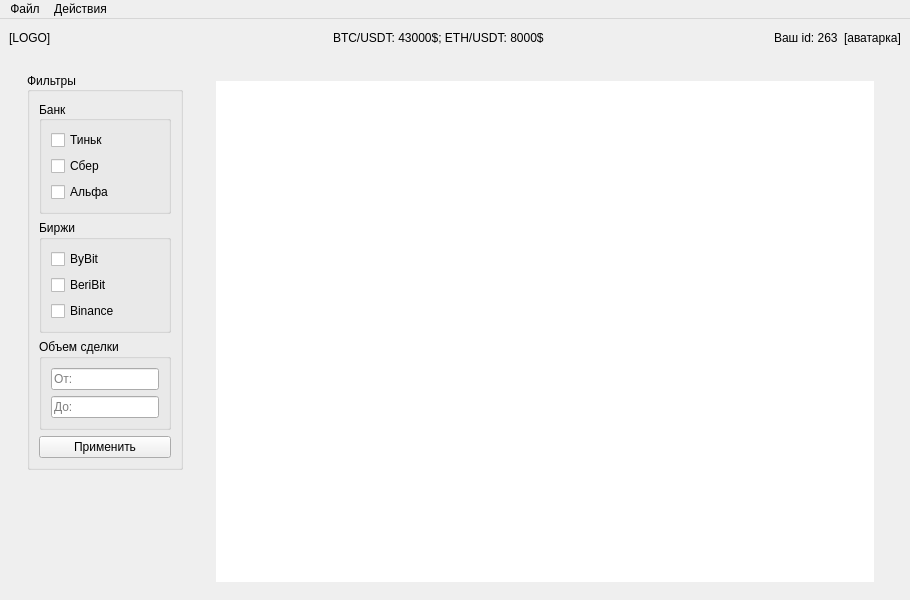
First picture: the form in client/mainwindow.ui, repository ttema4/p2p-app, before the edit.
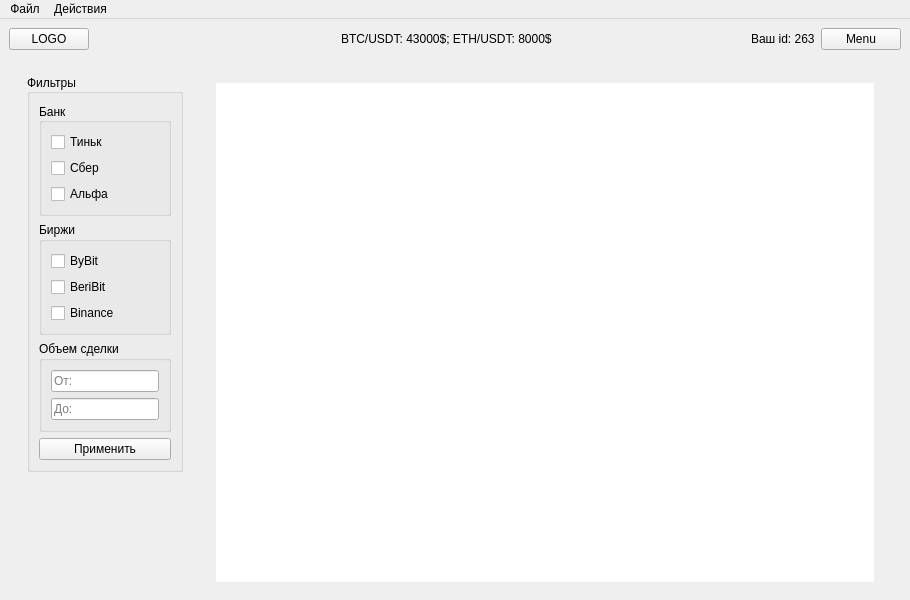
Second picture: the form after the edit.

Patch:
```diff
--- a/client/mainwindow.ui
+++ b/client/mainwindow.ui
@@ -33,9 +33,9 @@
     <item>
      <layout class="QHBoxLayout" name="horizontalLayout">
       <item>
-       <widget class="QLabel" name="label">
+       <widget class="QPushButton" name="pushButton_3">
         <property name="text">
-         <string>[LOGO]</string>
+         <string>LOGO</string>
         </property>
        </widget>
       </item>
@@ -96,9 +96,9 @@
        </widget>
       </item>
       <item>
-       <widget class="QLabel" name="label_4">
+       <widget class="QPushButton" name="pushButton_2">
         <property name="text">
-         <string>[аватарка]</string>
+         <string>Menu</string>
         </property>
        </widget>
       </item>
```
